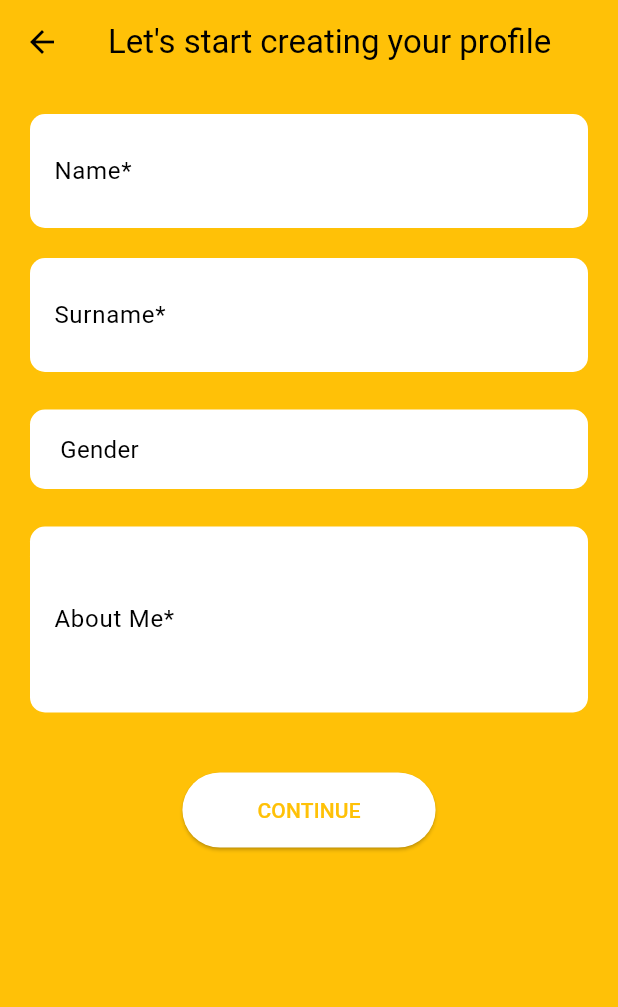
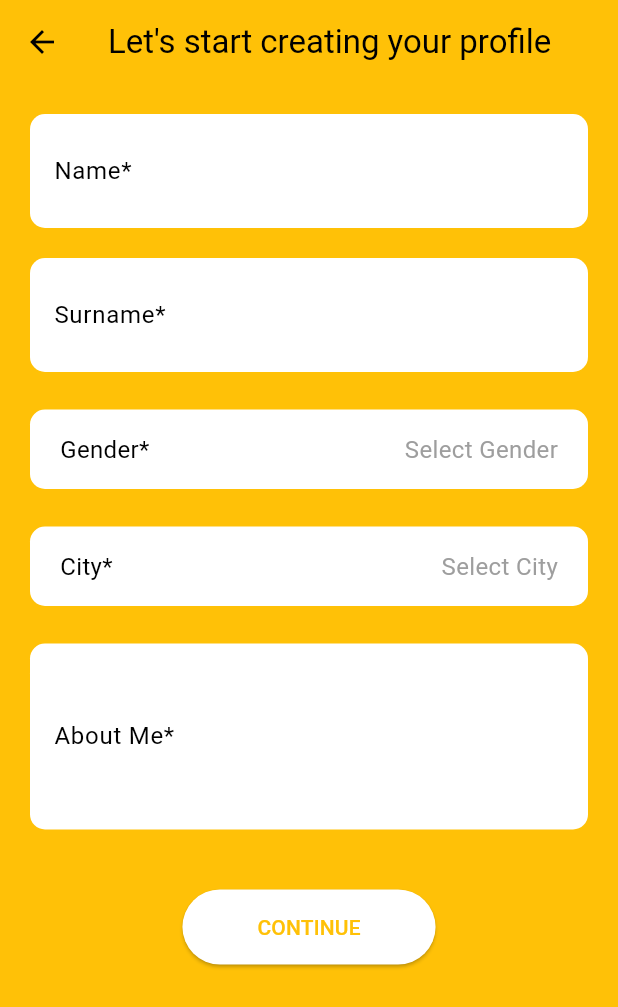
Before and after one commit to FoodBuds/FoodBuds, a Flutter app: the StartCreate screen opened directly, on a phone screen of 412 x 824 dp. Shown: the top 1007 px of the screen. Run offline on Flutter 3.47's test engine with Material 3 defaults, Android fonts, the phone set to English and light mode, and no system bars; our stand-ins replace cloud_firestore, equatable, firebase_auth, firebase_core, firebase_storage, get and 1 more; missing offline and left inert: firebase_app_check; accounts and stored records are empty; generated files the repository leaves out were written again; statements that could not run were skipped.

Commit message:
Adding City

```diff
--- a/lib/ui/authentication_screen/register_screen.dart
+++ b/lib/ui/authentication_screen/register_screen.dart
@@ -23,8 +23,7 @@ class _RegisterPageState extends State<RegisterPage> {
       bool hasUppercase = password.contains(RegExp(r'[A-Z]'));
       bool hasLowercase = password.contains(RegExp(r'[a-z]'));
       bool hasDigits = password.contains(RegExp(r'[0-9]'));
-      bool hasSpecialCharacters = password.contains(RegExp(r'[!@#$%^&*()_+{}|:"<>?,./;\\\[\]`~=]'));
-      return password.length >= minLength && hasUppercase && hasLowercase && hasDigits && hasSpecialCharacters;
+      return password.length >= minLength && (hasUppercase || hasLowercase) && hasDigits;
   }
 
   Future<void> createUserWithEmailAndPassword() async {
--- a/lib/ui/profile_creation/add_photo_screen.dart
+++ b/lib/ui/profile_creation/add_photo_screen.dart
@@ -3,7 +3,6 @@ import 'package:image_picker/image_picker.dart';
 import 'dart:io';
 import 'profile_creation.dart';
 import 'package:foodbuds0_1/repositories/repositories.dart';
-import
 
 class AddPhotoPage extends StatefulWidget {
   const AddPhotoPage({super.key, required this.data});
--- a/lib/ui/profile_creation/show_me_gender.dart
+++ b/lib/ui/profile_creation/show_me_gender.dart
@@ -52,7 +52,7 @@ class _ShowMeGenderPageState extends State<ShowMeGenderPage> {
           builder: (context) => LocationPage(
             data: {
               ...widget.data,
-              'show_me_gender': _selectedGender,
+              'genderPreference': _selectedGender,
             },
           ),
         ));
--- a/lib/ui/profile_creation/start_create.dart
+++ b/lib/ui/profile_creation/start_create.dart
@@ -17,6 +17,22 @@ class _StartCreateState extends State<StartCreate> {
   String _surname = '';
   String _aboutme = '';
   String _gender = '';
+  String _city = '';
+
+  final List<String> _cities = [
+    'Adana', 'Adiyaman', 'Afyonkarahisar', 'Ağri', 'Amasya', 'Ankara',
+    'Antalya', 'Artvin', 'Aydin', 'Balikesir', 'Bilecik', 'Bingöl', 'Bitlis',
+    'Bolu', 'Burdur', 'Bursa', 'Çanakkale', 'Çankiri', 'Çorum', 'Denizli',
+    'Diyarbakir', 'Edirne', 'Elaziğ', 'Erzincan', 'Erzurum', 'Eskişehir',
+    'Gaziantep', 'Giresun', 'Gümüşhane', 'Hakkari', 'Hatay', 'Isparta',
+    'Mersin', 'İstanbul', 'İzmir', 'Kars', 'Kastamonu', 'Kayseri', 'Kirklareli',
+    'Kirşehir', 'Kocaeli', 'Konya', 'Kütahya', 'Malatya', 'Manisa', 'Kahramanmaraş',
+    'Mardin', 'Muğla', 'Muş', 'Nevşehir', 'Niğde', 'Ordu', 'Rize', 'Sakarya',
+    'Samsun', 'Siirt', 'Sinop', 'Sivas', 'Tekirdağ', 'Tokat', 'Trabzon', 'Tunceli',
+    'Şanliurfa', 'Uşak', 'Van', 'Yozgat', 'Zonguldak', 'Aksaray', 'Bayburt',
+    'Karaman', 'Kirikkale', 'Batman', 'Şirnak', 'Bartin', 'Ardahan', 'Iğdir',
+    'Yalova', 'Karabük', 'Kilis', 'Osmaniye', 'Düzce'
+  ];
 
   @override
   void initState() {
@@ -69,6 +85,8 @@ class _StartCreateState extends State<StartCreate> {
                 const SizedBox(height: 25),
                 buildGenderField(context),
                 const SizedBox(height: 25),
+                buildCityField(context),
+                const SizedBox(height: 25),
                 buildInputField(
                   label: 'About Me*',
                   hint: 'Hi! I\'m using FoodbuD',
@@ -80,7 +98,7 @@ class _StartCreateState extends State<StartCreate> {
                 SizedBox(height: 40),
                 ElevatedButton(
                   onPressed: () {
-                    if (_formKey.currentState!.validate()) {
+                    if (_formKey.currentState!.validate() && _validateFields()) {
                       Navigator.of(context).push(MaterialPageRoute(
                         builder: (context) => AddPhotoPage(
                           data: {
@@ -88,14 +106,14 @@ class _StartCreateState extends State<StartCreate> {
                             'name': _name,
                             'surname': _surname,
                             'gender': _gender,
-                            'aboutme': _aboutme,
+                            'city': _city,
+                            'bio': _aboutme,
                           },
                         ),
                       ));
                     }
                   },
-                  child:
-                      Text('CONTINUE', style: TextStyle(color: Colors.amber)),
+                  child: Text('CONTINUE', style: TextStyle(color: Colors.amber)),
                   style: ElevatedButton.styleFrom(
                     backgroundColor: Colors.white,
                     padding: EdgeInsets.symmetric(horizontal: 50, vertical: 15),
@@ -107,6 +125,22 @@ class _StartCreateState extends State<StartCreate> {
         ),
       ),
     );
+  }
+
+  bool _validateFields() {
+    if (_gender.isEmpty) {
+      ScaffoldMessenger.of(context).showSnackBar(
+        SnackBar(content: Text('Please select your gender')),
+      );
+      return false;
+    }
+    if (_city.isEmpty) {
+      ScaffoldMessenger.of(context).showSnackBar(
+        SnackBar(content: Text('Please select your city')),
+      );
+      return false;
+    }
+    return true;
   }
 
   Widget buildInputField(
@@ -190,12 +224,61 @@ class _StartCreateState extends State<StartCreate> {
           mainAxisAlignment: MainAxisAlignment.spaceBetween,
           children: [
             Text(
-              'Gender',
+              'Gender*',
               style: TextStyle(color: Colors.black, fontSize: 16),
             ),
             Text(
-              _gender,
-              style: TextStyle(color: Colors.grey, fontSize: 16),
+              _gender.isEmpty ? 'Select Gender' : _gender,
+              style: TextStyle(color: _gender.isEmpty ? Colors.grey : Colors.black, fontSize: 16),
+            ),
+          ],
+        ),
+      ),
+    );
+  }
+
+  Widget buildCityField(BuildContext context) {
+    return GestureDetector(
+      onTap: () {
+        showModalBottomSheet(
+          context: context,
+          builder: (BuildContext context) {
+            return Container(
+              height: 400,
+              child: ListView.builder(
+                itemCount: _cities.length,
+                itemBuilder: (BuildContext context, int index) {
+                  return ListTile(
+                    title: Text(_cities[index]),
+                    onTap: () {
+                      setState(() {
+                        _city = _cities[index];
+                      });
+                      Navigator.pop(context);
+                    },
+                  );
+                },
+              ),
+            );
+          },
+        );
+      },
+      child: Container(
+        padding: EdgeInsets.symmetric(vertical: 15, horizontal: 20),
+        decoration: BoxDecoration(
+          color: Colors.white,
+          borderRadius: BorderRadius.circular(10),
+        ),
+        child: Row(
+          mainAxisAlignment: MainAxisAlignment.spaceBetween,
+          children: [
+            Text(
+              'City*',
+              style: TextStyle(color: Colors.black, fontSize: 16),
+            ),
+            Text(
+              _city.isEmpty ? 'Select City' : _city,
+              style: TextStyle(color: _city.isEmpty ? Colors.grey : Colors.black, fontSize: 16),
             ),
           ],
         ),
```
Also changed, not shown: lib/models/user_model.dart (+3 -5 lines), pubspec.lock, 12 other files.
